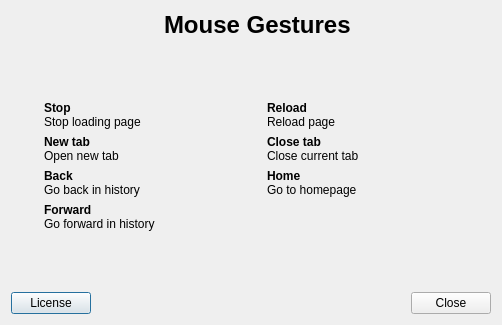
QupZilla/qupzilla, file src/plugins/MouseGestures/mousegesturessettingsdialog.ui: the form before one commit.
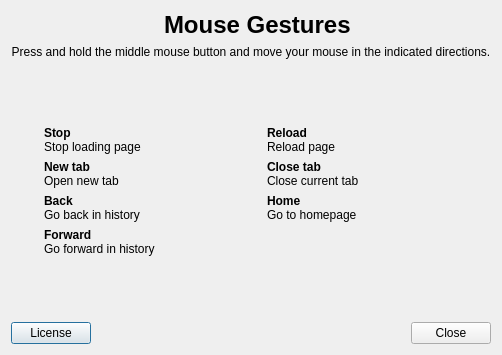
The form after the commit. Icons and pictures are not drawn.

Patch:
```diff
--- a/src/plugins/MouseGestures/mousegesturessettingsdialog.ui
+++ b/src/plugins/MouseGestures/mousegesturessettingsdialog.ui
@@ -7,7 +7,7 @@
     <x>0</x>
     <y>0</y>
     <width>502</width>
-    <height>325</height>
+    <height>355</height>
    </rect>
   </property>
   <property name="windowTitle">
@@ -58,6 +58,19 @@
      </item>
     </layout>
    </item>
+   <item>
+    <widget class="QLabel" name="label_17">
+     <property name="text">
+      <string>Press and hold the middle mouse button and move your mouse in the indicated directions.</string>
+     </property>
+     <property name="alignment">
+      <set>Qt::AlignCenter</set>
+     </property>
+     <property name="wordWrap">
+      <bool>true</bool>
+     </property>
+    </widget>
+   </item>
    <item>
     <spacer name="verticalSpacer_2">
      <property name="orientation">
```
